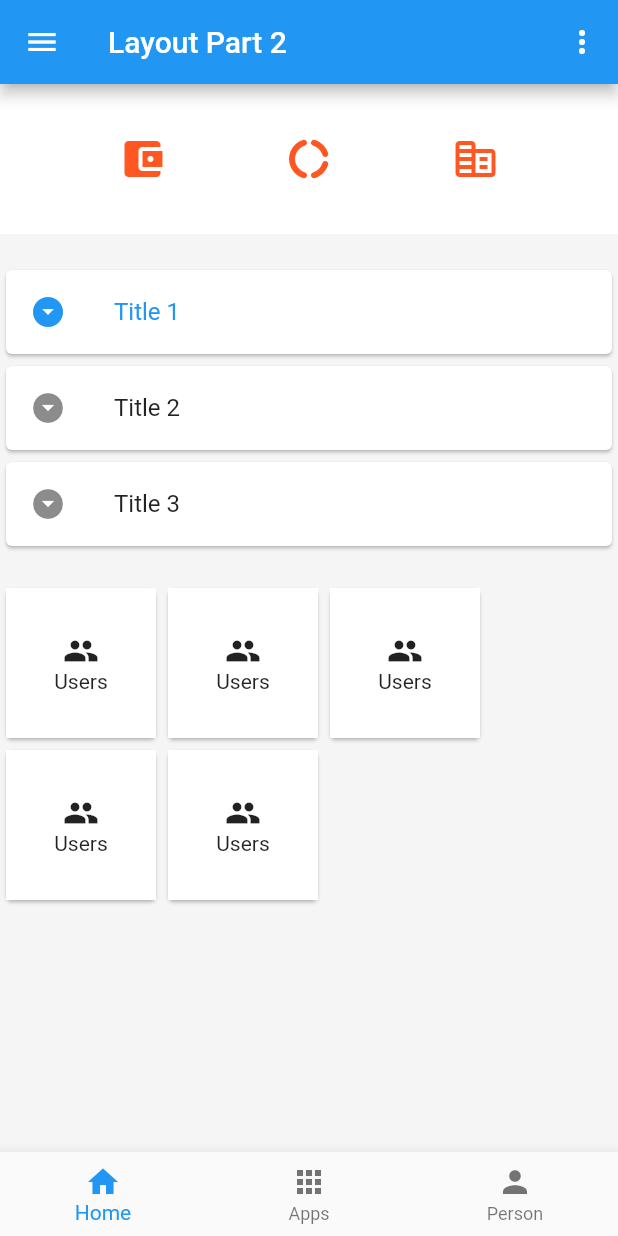
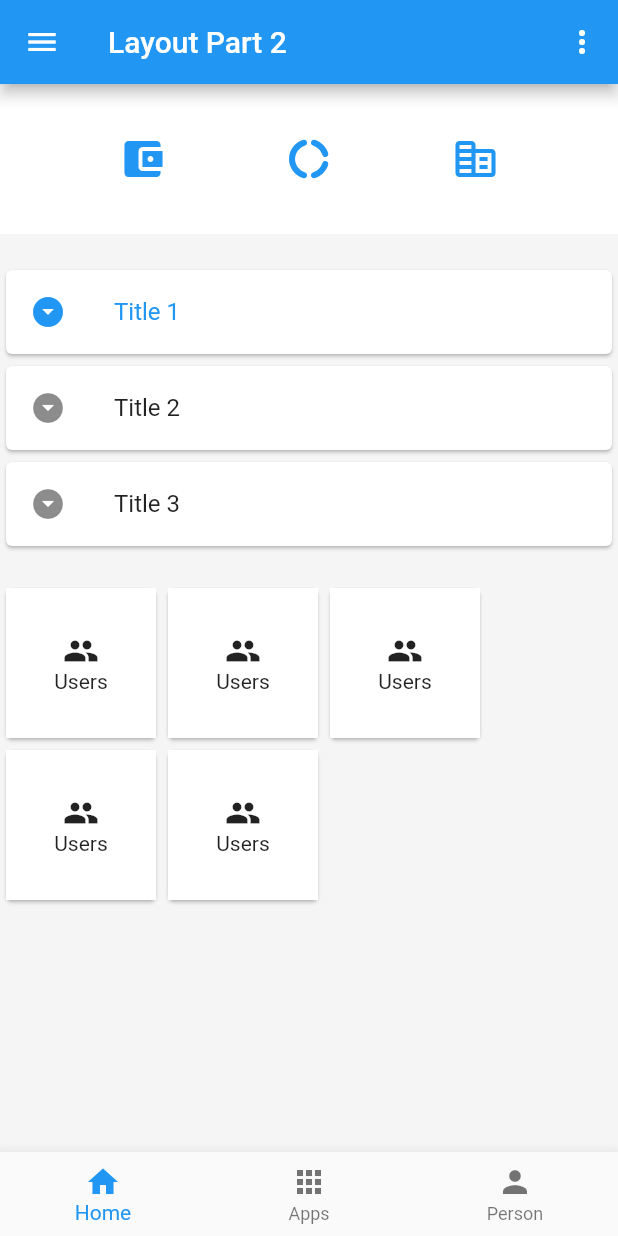
Before and after one commit to refinerydev/flutter_layout_widgets_part2, a Flutter app: the screen it shows after launch, on a phone screen of 412 x 824 dp. Run offline on Flutter 3.47's test engine with Material 2 defaults, Android fonts, the light colour scheme and no system bars.

Commit message:
layout part 2

```diff
--- a/lib/layout.dart
+++ b/lib/layout.dart
@@ -47,17 +47,17 @@ class Codelabs4 extends StatelessWidget {
                 Icon(
                   Icons.account_balance_wallet,
                   size: 32,
-                    color: Colors.deepOrange,
+                  color: Colors.blue,
                 ),
                 Icon(
                   Icons.donut_large_rounded,
                   size: 32,
-                    color: Colors.deepOrange,
+                  color: Colors.blue,
                 ),
                 Icon(
                   Icons.corporate_fare_rounded,
                   size: 32,
-                    color: Colors.deepOrange,
+                  color: Colors.blue,
                 ),
               ],
             ),
@@ -167,6 +167,7 @@ class Codelabs4 extends StatelessWidget {
             ],
           )
         ],
-        ));
+      ),
+    );
   }
 }
```
Lines whose indentation alone changed are shown as unchanged.
